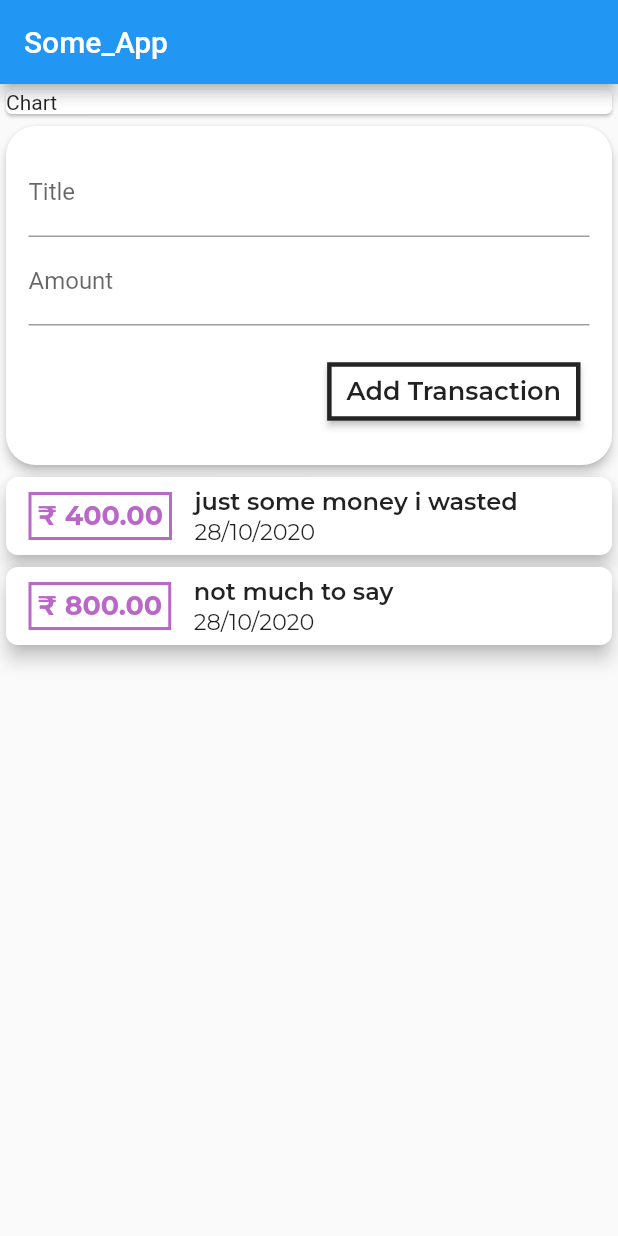
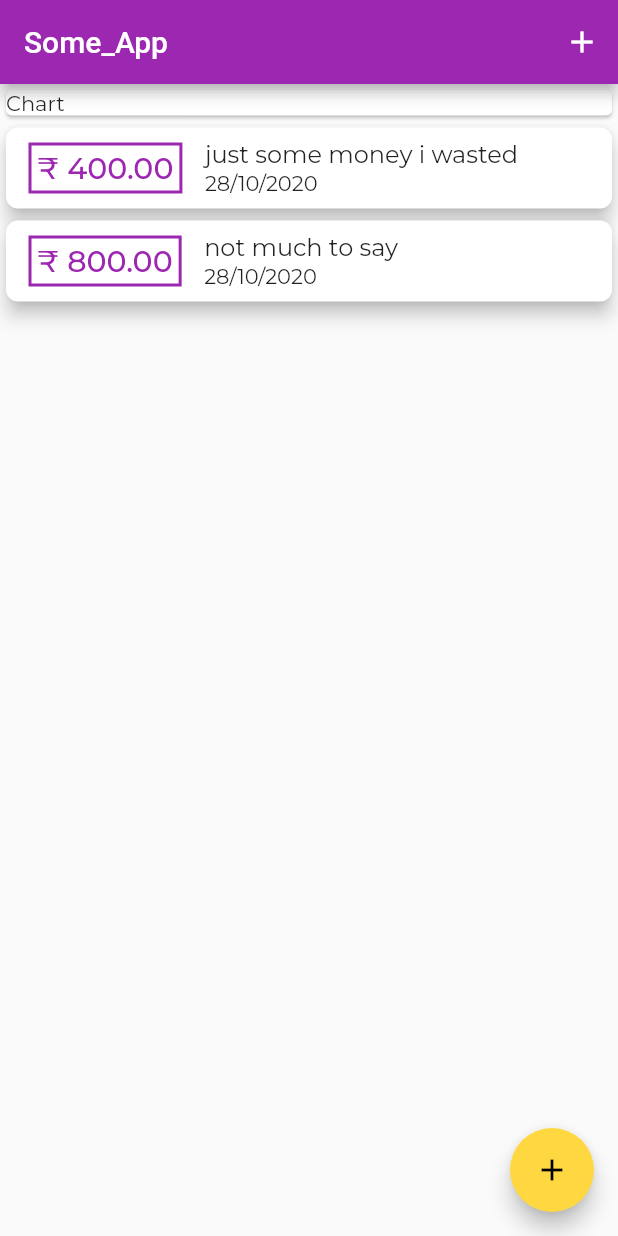
Before and after one commit to NEONSOLISALPHA/udemy-expenses-app, a Flutter app: the screen it shows after launch, on a phone screen of 412 x 824 dp. Run offline on Flutter 3.47's test engine with Material 2 defaults, Android fonts, the phone set to English and light mode, and no system bars; our stand-ins replace google_fonts.

Commit message:
• Changed MyApp to a StatefulWidget and moved    user transactions, _addNewTransactions(), showAddTransation() to    main.dart • Added Theme data and changed all colors and text styling to use the   Theme, fonts are managed using GoogleFonts.montserratThemeData() • Added an add button to AppBar in the actions list • Added a floating action button which adds a new transaction • Changed addTransactionCard to a StatefulWidget • Wrapped the title of TransactionList Item in a Container • Removed some Padding in all widgets

```diff
--- a/lib/main.dart
+++ b/lib/main.dart
@@ -1,17 +1,75 @@
-import './widgets/user_transactions.dart';
 import 'package:flutter/material.dart';
+import 'package:google_fonts/google_fonts.dart';
+
+import './widgets/add_transaction_card.dart';
+import './widgets/transaction_list.dart';
+import './models/transaction.dart';
 
 void main() {
   runApp(MyApp());
 }
 
-class MyApp extends StatelessWidget {
+class MyApp extends StatefulWidget {
+  @override
+  _MyAppState createState() => _MyAppState();
+}
+
+class _MyAppState extends State<MyApp> {
+  final _userTransactionslist = <Transaction>[
+    Transaction(
+        amount: 400.0,
+        title: 'just some money i wasted',
+        date: DateTime.now(),
+        id: DateTime.now().toString()),
+    Transaction(
+        amount: 800.0,
+        title: 'not much to say',
+        date: DateTime.now(),
+        id: DateTime.now().toString())
+  ];
+
+  void _addNewTransaction(double txAmount, String txTitle) {
+    final newTx = Transaction(
+        amount: txAmount,
+        title: txTitle,
+        date: DateTime.now(),
+        id: DateTime.now().toString());
+    setState(() {
+      _userTransactionslist.add(newTx);
+    });
+  }
+
+  void showAddTransaction(BuildContext ctx) {
+    showModalBottomSheet(
+        context: ctx,
+        builder: (bCtx) {
+          return GestureDetector(
+            child: AddTransactionCard(_addNewTransaction),
+            onTap: () {},
+          );
+        });
+  }
+
   @override
   Widget build(BuildContext context) {
     return MaterialApp(
+      theme: ThemeData(
+        primarySwatch: Colors.purple,
+        accentColor: Colors.amberAccent,
+        buttonColor: Colors.white,
+        textTheme: GoogleFonts.montserratTextTheme(Theme.of(context).textTheme),
+      ),
       home: Scaffold(
         appBar: AppBar(
-          title: Text('Some_App'), // title of the app.
+          title: Text('Some_App'),
+          actions: [
+            Builder(
+              builder: (context) => IconButton(
+                icon: Icon(Icons.add),
+                onPressed: () => showAddTransaction(context),
+              ),
+            )
+          ], // title of the app.
         ),
         body: SingleChildScrollView(
           child: Column(
@@ -24,8 +82,14 @@ class MyApp extends StatelessWidget {
                   child: Text('Chart'),
                 ),
               ),
-              UserTransactions(),
+              TransactionList(_userTransactionslist),
             ],
+          ),
+        ),
+        floatingActionButton: Builder(
+          builder: (context) => FloatingActionButton(
+            child: Icon(Icons.add),
+            onPressed: () => showAddTransaction(context),
           ),
         ),
       ),
--- a/lib/widgets/add_transaction_card.dart
+++ b/lib/widgets/add_transaction_card.dart
@@ -1,16 +1,20 @@
 import 'package:flutter/material.dart';
-import 'package:google_fonts/google_fonts.dart';
 
-class AddTransactionCard extends StatelessWidget {
+class AddTransactionCard extends StatefulWidget {
   final Function addTransactionButtonFunc;
 
   AddTransactionCard(this.addTransactionButtonFunc);
 
   @override
-  Widget build(BuildContext context) {
+  _AddTransactionCardState createState() => _AddTransactionCardState();
+}
+
+class _AddTransactionCardState extends State<AddTransactionCard> {
   final titleController = TextEditingController();
   final amountController = TextEditingController();
 
+  @override
+  Widget build(BuildContext context) {
     void submitData() {
       final enteredTitle = titleController.text;
       final enteredAmount = double.parse(amountController.text);
@@ -18,20 +22,18 @@ class AddTransactionCard extends StatelessWidget {
       if (enteredTitle.isEmpty || enteredAmount <= 0) {
         return;
       }
-      addTransactionButtonFunc(
+      widget.addTransactionButtonFunc(
         enteredAmount,
         enteredTitle,
       );
+      Navigator.of(context).pop();
     }
 
-    return Card(
-      shape: RoundedRectangleBorder(borderRadius: BorderRadius.circular(20)),
-      elevation: 3,
-      child: Container(
+    return Container(
       padding: EdgeInsets.all(5),
       margin: EdgeInsets.all(10),
       child: Column(
-          mainAxisAlignment: MainAxisAlignment.spaceEvenly,
+        mainAxisAlignment: MainAxisAlignment.start,
         crossAxisAlignment: CrossAxisAlignment.end,
         children: [
           TextField(
@@ -56,29 +58,25 @@ class AddTransactionCard extends StatelessWidget {
             controller: amountController,
           ),
           Container(
-              margin: EdgeInsets.fromLTRB(0, 20, 6, 10),
+            margin: EdgeInsets.all(15),
             child: RaisedButton(
               padding: EdgeInsets.symmetric(vertical: 9, horizontal: 13),
-                color: Colors.white,
               shape: RoundedRectangleBorder(
-                  side: BorderSide(
-                      color: Color.fromRGBO(36, 36, 36, 100), width: 3),
+                side:
+                    BorderSide(color: Theme.of(context).primaryColor, width: 3),
               ),
               child: Text(
                 'Add Transaction',
-                  style: GoogleFonts.montserrat(
-                    textStyle: TextStyle(
-                        fontWeight: FontWeight.w600,
-                        fontSize: 17,
-                        color: Colors.black87),
-                  ),
+                style: Theme.of(context)
+                    .textTheme
+                    .headline6
+                    .apply(color: Theme.of(context).primaryColor),
               ),
               onPressed: () => submitData(),
             ),
           ),
         ],
       ),
-      ),
     );
   }
 }
--- a/lib/widgets/amount_box.dart
+++ b/lib/widgets/amount_box.dart
@@ -1,5 +1,4 @@
 import 'package:flutter/material.dart';
-import 'package:google_fonts/google_fonts.dart';
 
 class AmountBox extends StatelessWidget {
   final String amount; // amount is a string with a currency symbol with it
@@ -10,17 +9,15 @@ class AmountBox extends StatelessWidget {
     return Container(
       margin: EdgeInsets.symmetric(vertical: 10, horizontal: 15),
       decoration: BoxDecoration(
-        border: Border.all(color: Colors.purple[300], width: 2),
+        border: Border.all(color: Theme.of(context).primaryColor, width: 2),
       ),
       padding: EdgeInsets.symmetric(vertical: 3, horizontal: 4),
       child: Text(
         amount,
-        style: GoogleFonts.montserrat(
-          textStyle: TextStyle(
-              color: Colors.purple[300],
-              fontWeight: FontWeight.w700,
-              fontSize: 18),
-        ),
+        style: Theme.of(context)
+            .textTheme
+            .headline6
+            .apply(color: Theme.of(context).primaryColor),
       ),
     );
   }
--- a/lib/widgets/transaction_list.dart
+++ b/lib/widgets/transaction_list.dart
@@ -1,5 +1,4 @@
 import 'package:flutter/material.dart';
-import 'package:google_fonts/google_fonts.dart';
 import 'package:intl/intl.dart';
 import '../models/transaction.dart';
 import 'amount_box.dart';
@@ -25,21 +24,18 @@ class TransactionList extends StatelessWidget {
                 Column(
                   crossAxisAlignment: CrossAxisAlignment.start,
                   children: [
-                    Text(
-                      userTransactionList[index].title,
-                      style: GoogleFonts.montserrat(
-                        textStyle: TextStyle(
-                            fontWeight: FontWeight.w600, fontSize: 16),
+                    Container(
+                      width: MediaQuery.of(context).size.width * 0.55,
+                      child: Text(
+                        userTransactionList[index].title,
+                        style: Theme.of(context).textTheme.subtitle1,
                       ),
                     ),
                     Text(
                       DateFormat('dd/MM/yyyy')
                           .format(userTransactionList[index].date)
                           .toString(),
-                      style: GoogleFonts.montserrat(
-                        textStyle: TextStyle(
-                            fontWeight: FontWeight.w400, fontSize: 15),
-                      ),
+                      style: Theme.of(context).textTheme.bodyText2,
                     )
                   ],
                 )
--- a/lib/widgets/user_transactions.dart
+++ /dev/null
@@ -1,49 +0,0 @@
-import 'package:flutter/material.dart';
-
-import './add_transaction_card.dart';
-import './transaction_list.dart';
-import '../models/transaction.dart';
-
-class UserTransactions extends StatefulWidget {
-  @override
-  _UserTransactionsState createState() => _UserTransactionsState();
-}
-
-class _UserTransactionsState extends State<UserTransactions> {
-  final _userTransactionslist = <Transaction>[
-    Transaction(
-        amount: 400.0,
-        title: 'just some money i wasted',
-        date: DateTime.now(),
-        id: DateTime.now().toString()),
-    Transaction(
-        amount: 800.0,
-        title: 'not much to say',
-        date: DateTime.now(),
-        id: DateTime.now().toString())
-  ];
-
-  void _addNewTransaction(double txAmount, String txTitle) {
-    final newTx = Transaction(
-        amount: txAmount,
-        title: txTitle,
-        date: DateTime.now(),
-        id: DateTime.now().toString());
-    setState(() {
-      _userTransactionslist.add(newTx);
-    });
-  }
-
-  @override
-  Widget build(BuildContext context) {
-    return Column(
-      children: [
-        AddTransactionCard(
-          // this widget consists of text fields and a button to add new transactions to the list
-          _addNewTransaction,
-        ),
-        TransactionList(_userTransactionslist),
-      ],
-    );
-  }
-}
```
Lines whose indentation alone changed are shown as unchanged.
